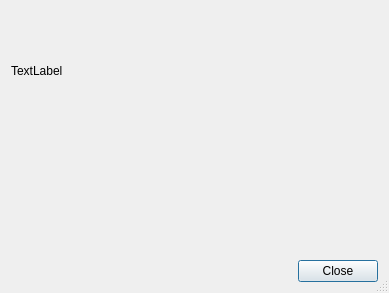
Above: src/propertywidgets/adddataobject.ui from KDE/conquirere before the change. Below: the same form after it.
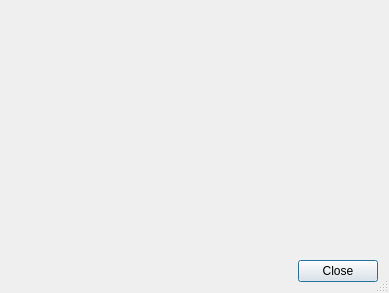
That is the form after the change. Custom widgets are drawn as their Qt base class.

```diff
--- a/src/propertywidgets/adddataobject.ui
+++ b/src/propertywidgets/adddataobject.ui
@@ -20,7 +20,7 @@
    <item>
     <widget class="QLabel" name="textlabel">
      <property name="text">
-      <string>TextLabel</string>
+      <string notr="true"/>
      </property>
     </widget>
    </item>
```
Left out of the diff: 3 changed lines with no effect on the pictures.
